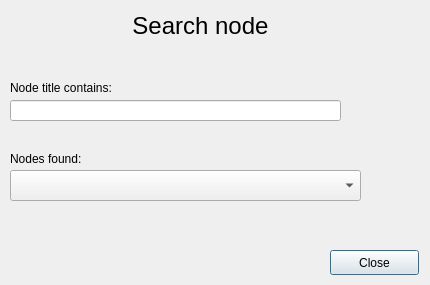
Above: searchdialog.ui from NJOYSoftware/Workflow-source before the change. Below: the same form after it.
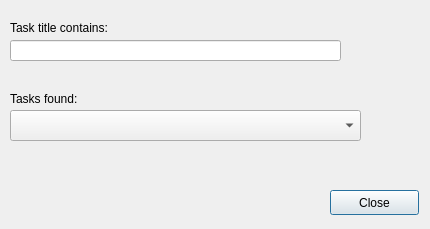
That is the form after the change.

```diff
--- a/searchdialog.ui
+++ b/searchdialog.ui
@@ -7,7 +7,7 @@
     <x>0</x>
     <y>0</y>
     <width>430</width>
-    <height>285</height>
+    <height>229</height>
    </rect>
   </property>
   <property name="windowTitle">
@@ -17,7 +17,7 @@
    <property name="geometry">
     <rect>
      <x>10</x>
-     <y>170</y>
+     <y>110</y>
      <width>351</width>
      <height>31</height>
     </rect>
@@ -27,7 +27,7 @@
    <property name="geometry">
     <rect>
      <x>10</x>
-     <y>100</y>
+     <y>40</y>
      <width>331</width>
      <height>21</height>
     </rect>
@@ -37,54 +37,33 @@
    <property name="geometry">
     <rect>
      <x>10</x>
-     <y>80</y>
+     <y>20</y>
      <width>151</width>
      <height>16</height>
     </rect>
    </property>
    <property name="text">
-    <string>Node title contains:</string>
+    <string>Task title contains:</string>
    </property>
   </widget>
   <widget class="QLabel" name="lblNodes">
    <property name="geometry">
     <rect>
      <x>10</x>
-     <y>150</y>
+     <y>90</y>
      <width>121</width>
      <height>17</height>
     </rect>
    </property>
    <property name="text">
-    <string>Nodes found:</string>
-   </property>
-  </widget>
-  <widget class="QLabel" name="lblDialogTitle">
-   <property name="geometry">
-    <rect>
-     <x>130</x>
-     <y>10</y>
-     <width>141</width>
-     <height>31</height>
-    </rect>
-   </property>
-   <property name="font">
-    <font>
-     <pointsize>18</pointsize>
-    </font>
-   </property>
-   <property name="text">
-    <string>Search node</string>
-   </property>
-   <property name="alignment">
-    <set>Qt::AlignCenter</set>
+    <string>Tasks found:</string>
    </property>
   </widget>
   <widget class="QPushButton" name="btnClose">
    <property name="geometry">
     <rect>
      <x>330</x>
-     <y>250</y>
+     <y>190</y>
      <width>89</width>
      <height>25</height>
     </rect>
```
Left out of the diff: 2 changed lines with no effect on the pictures.
